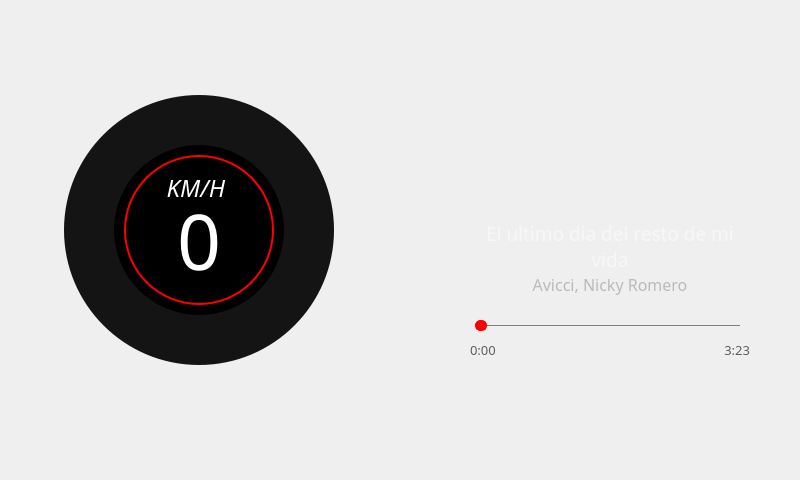
Qt form GUI_WIDGETS/Dashboard/dashboard.ui (PortiESP/PortiOS) before a commit.
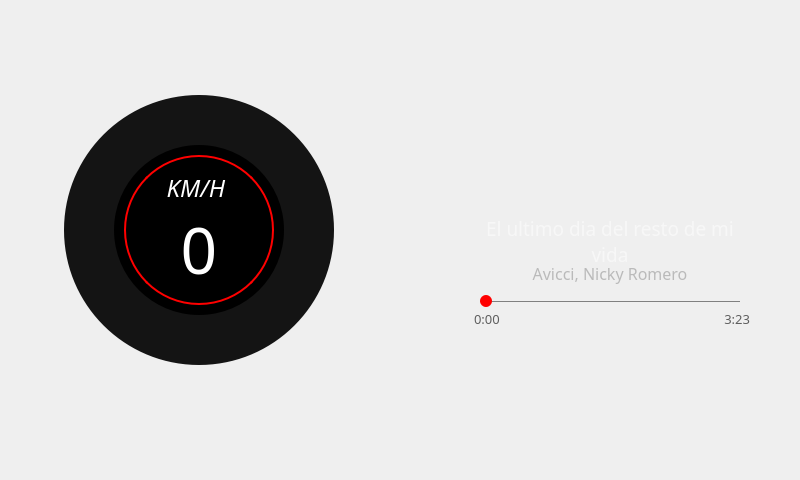
The same form after that commit. Icons and pictures are not drawn.

```diff
--- a/GUI_WIDGETS/Dashboard/dashboard.ui
+++ b/GUI_WIDGETS/Dashboard/dashboard.ui
@@ -173,7 +173,7 @@
           <property name="font">
            <font>
             <family>Bahnschrift Light Condensed</family>
-            <pointsize>58</pointsize>
+            <pointsize>48</pointsize>
             <weight>50</weight>
             <italic>false</italic>
             <bold>false</bold>
@@ -249,23 +249,6 @@
       <height>280</height>
      </rect>
     </property>
-    <layout class="QVBoxLayout" name="verticalLayout">
-     <property name="spacing">
-      <number>0</number>
-     </property>
-     <property name="leftMargin">
-      <number>0</number>
-     </property>
-     <property name="topMargin">
-      <number>0</number>
-     </property>
-     <property name="rightMargin">
-      <number>0</number>
-     </property>
-     <property name="bottomMargin">
-      <number>0</number>
-     </property>
-     <item alignment="Qt::AlignHCenter">
       <widget class="QLabel" name="label_player_logo">
        <property name="minimumSize">
         <size>
@@ -292,9 +275,15 @@
         <number>0</number>
        </property>
       </widget>
-     </item>
-     <item>
       <widget class="QFrame" name="frame_media_data">
+     <property name="geometry">
+      <rect>
+       <x>0</x>
+       <y>140</y>
+       <width>280</width>
+       <height>65</height>
+      </rect>
+     </property>
        <property name="styleSheet">
         <string notr="true">color:white;</string>
        </property>
@@ -364,9 +353,15 @@
         </item>
        </layout>
       </widget>
-     </item>
-     <item>
       <widget class="QSlider" name="slider_duration">
+     <property name="geometry">
+      <rect>
+       <x>0</x>
+       <y>210</y>
+       <width>280</width>
+       <height>22</height>
+      </rect>
+     </property>
        <property name="maximumSize">
         <size>
          <width>16777215</width>
@@ -376,17 +371,15 @@
        <property name="styleSheet">
         <string notr="true">
 QSlider::groove:horizontal{
-	height:1px;	
+	height:12px;	
 	width:260;
-	background:gray;
+	background:transparent;
 }
 
 QSlider::handle:horizontal{
-	border:1px solid red;
 	background:red;
-	width:10px;
-	margin:-5px;
-	border-radius:5px;	
+	width:12px;
+	border-radius:6px;	
 
 }</string>
        </property>
@@ -394,14 +387,14 @@
         <enum>Qt::Horizontal</enum>
        </property>
       </widget>
-     </item>
-     <item>
       <widget class="QFrame" name="frame_durationLabels">
-       <property name="maximumSize">
-        <size>
-         <width>16777215</width>
+     <property name="geometry">
+      <rect>
+       <x>0</x>
+       <y>229</y>
+       <width>280</width>
          <height>20</height>
-        </size>
+      </rect>
        </property>
        <property name="styleSheet">
         <string notr="true">color: rgb(94, 94, 94);</string>
@@ -414,7 +407,7 @@
          <number>0</number>
         </property>
         <property name="leftMargin">
-         <number>0</number>
+       <number>4</number>
         </property>
         <property name="topMargin">
          <number>0</number>
@@ -459,8 +452,27 @@
         </item>
        </layout>
       </widget>
-     </item>
-    </layout>
+    <widget class="Line" name="line">
+     <property name="geometry">
+      <rect>
+       <x>10</x>
+       <y>221</y>
+       <width>260</width>
+       <height>1</height>
+      </rect>
+     </property>
+     <property name="styleSheet">
+      <string notr="true">border:1px solid gray;</string>
+     </property>
+     <property name="orientation">
+      <enum>Qt::Horizontal</enum>
+     </property>
+    </widget>
+    <zorder>label_player_logo</zorder>
+    <zorder>frame_media_data</zorder>
+    <zorder>frame_durationLabels</zorder>
+    <zorder>line</zorder>
+    <zorder>slider_duration</zorder>
    </widget>
   </widget>
  </widget>
```
Left out of the diff: 16 changed lines with no effect on the pictures. Lines whose indentation alone changed are shown as unchanged.
